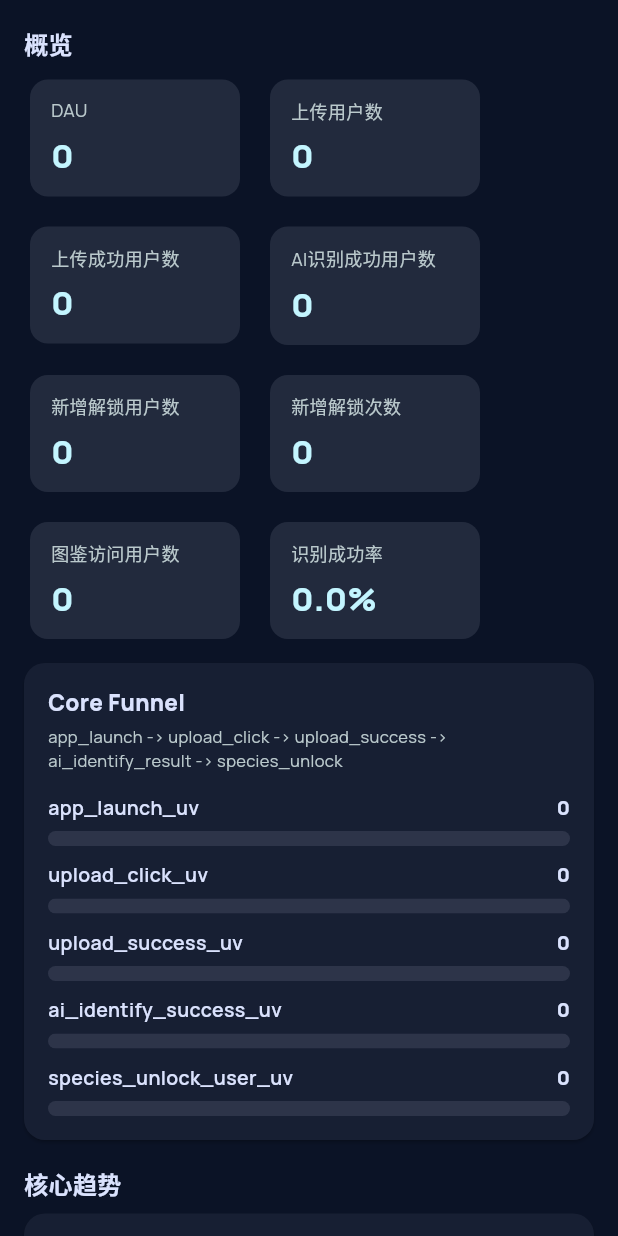
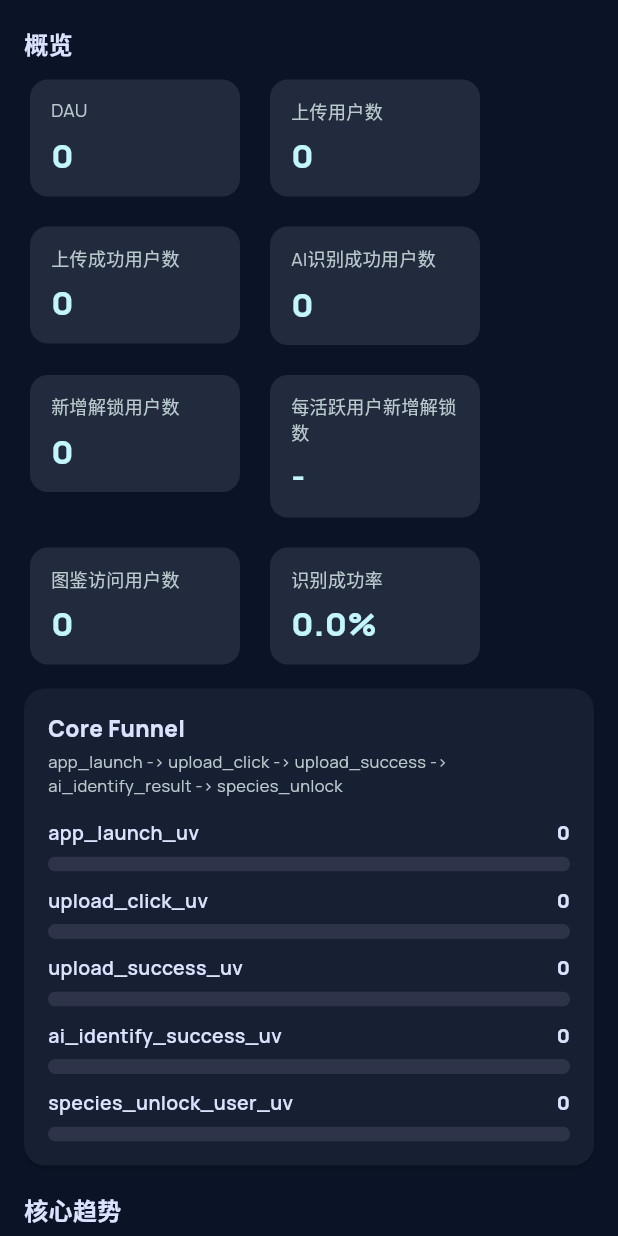
Before and after one commit to Atlantis-cyf/fishing_almanac, a Flutter app: the AdminDashboardBusinessContent widget shown alone on an empty page, opened directly with empty values, on a phone screen of 412 x 824 dp. Run offline on Flutter 3.47's test engine with Material 3 defaults, Android fonts, the phone set to English and light mode, and no system bars; our stand-ins replace cached_network_image, dio, fl_chart, geolocator, go_router, image_picker and 3 more; accounts and stored records are empty; network calls fail.

Commit message:
feat: 调整解锁指标为人均活跃口径
将看板中的新增解锁次数替换为每活跃用户新增解锁数（新增解锁次数/DAU），并同步补齐指标口径文档入口与定义，确保展示与解释一致。

Made-with: Cursor

```diff
--- a/lib/admin/screens/dashboard/widgets/admin_dashboard_business_content.dart
+++ b/lib/admin/screens/dashboard/widgets/admin_dashboard_business_content.dart
@@ -7,6 +7,12 @@ import 'package:fishing_almanac/theme/app_colors.dart';
 
 String _fmtInt(num v) =>
     v == v.roundToDouble() ? v.round().toString() : v.toStringAsFixed(2);
+String _fmtPerUser(num numerator, num denominator) {
+  if (denominator <= 0) {
+    return '-';
+  }
+  return (numerator / denominator).toStringAsFixed(2);
+}
 String _fmtRate(num v) => (v <= 1 && v >= 0)
     ? '${(v * 100).toStringAsFixed(1)}%'
     : '${v.toStringAsFixed(1)}%';
@@ -88,6 +94,9 @@ class AdminDashboardBusinessContent extends StatelessWidget {
     ov['species_unlock_user_uv'] = readSummaryNum(co, 'species_unlock_user_uv');
     ov['species_unlock_count'] = readSummaryNum(co, 'species_unlock_count');
     ov['collection_view_uv'] = readSummaryNum(co, 'collection_view_uv');
+    final dau = readSummaryNum(ov, 'active_users_uv');
+    final unlockCount = readSummaryNum(ov, 'species_unlock_count');
+    final unlocksPerDau = _fmtPerUser(unlockCount, dau);
 
     final dailyRows = _sumDailyByDate(daily);
     final unlockRows = _sumDailyByDate(
@@ -118,7 +127,7 @@ class AdminDashboardBusinessContent extends StatelessWidget {
           card(AdminKpiCard(label: '上传成功用户数', value: _fmtInt(readSummaryNum(ov, 'upload_success_uv')))),
           card(AdminKpiCard(label: 'AI识别成功用户数', value: _fmtInt(readSummaryNum(ov, 'ai_identify_success_uv')))),
           card(AdminKpiCard(label: '新增解锁用户数', value: _fmtInt(readSummaryNum(ov, 'species_unlock_user_uv')))),
-          card(AdminKpiCard(label: '新增解锁次数', value: _fmtInt(readSummaryNum(ov, 'species_unlock_count')))),
+          card(AdminKpiCard(label: '每活跃用户新增解锁数', value: unlocksPerDau)),
           card(AdminKpiCard(label: '图鉴访问用户数', value: _fmtInt(readSummaryNum(ov, 'collection_view_uv')))),
           card(AdminKpiCard(label: '识别成功率', value: _fmtRate(readSummaryNum(ov, 'identify_success_rate')))),
         ]),
@@ -300,6 +309,12 @@ class AdminDashboardBusinessContent extends StatelessWidget {
     final detailCount = readSummaryNum(s, 'species_detail_view_count');
     final unlockUv = readSummaryNum(s, 'species_unlock_user_uv');
     final unlockCount = readSummaryNum(s, 'species_unlock_count');
+    final overviewSummary = extraSummaries.values.firstWhere(
+      (x) => x?['active_users_uv'] != null,
+      orElse: () => const {},
+    );
+    final dau = readSummaryNum(overviewSummary, 'active_users_uv');
+    final unlocksPerDau = _fmtPerUser(unlockCount, dau);
 
     final cards = <Widget>[
       card(AdminKpiCard(label: '图鉴访问用户数', value: _fmtInt(colUv))),
@@ -313,7 +328,7 @@ class AdminDashboardBusinessContent extends StatelessWidget {
         card(AdminKpiCard(
             label: '人均详情查看次数', value: (detailCount / detailUv).toStringAsFixed(2))),
       card(AdminKpiCard(label: '新增解锁用户数', value: _fmtInt(unlockUv))),
-      card(AdminKpiCard(label: '新增解锁次数', value: _fmtInt(unlockCount))),
+      card(AdminKpiCard(label: '每活跃用户新增解锁数', value: unlocksPerDau)),
     ];
 
     return ListView(
```
Also changed, not shown: 2 other files.
